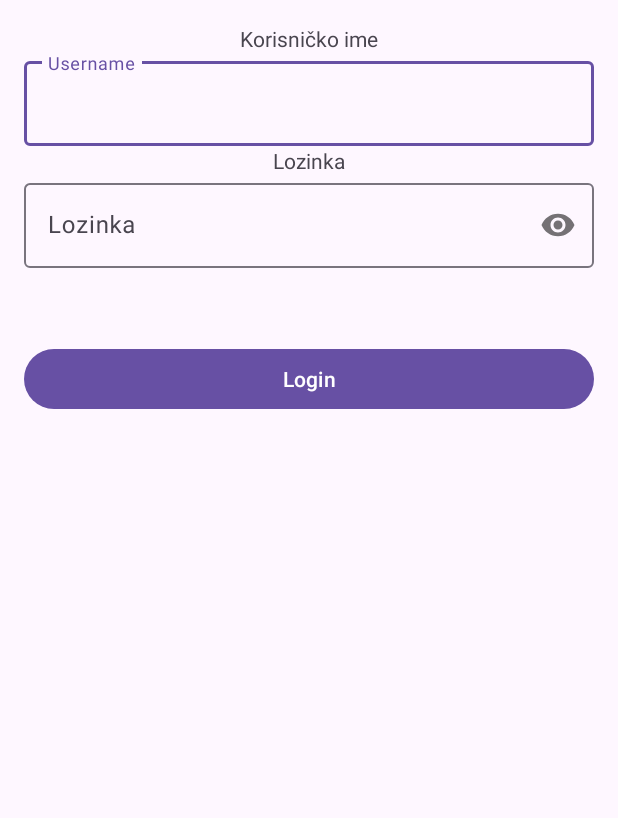
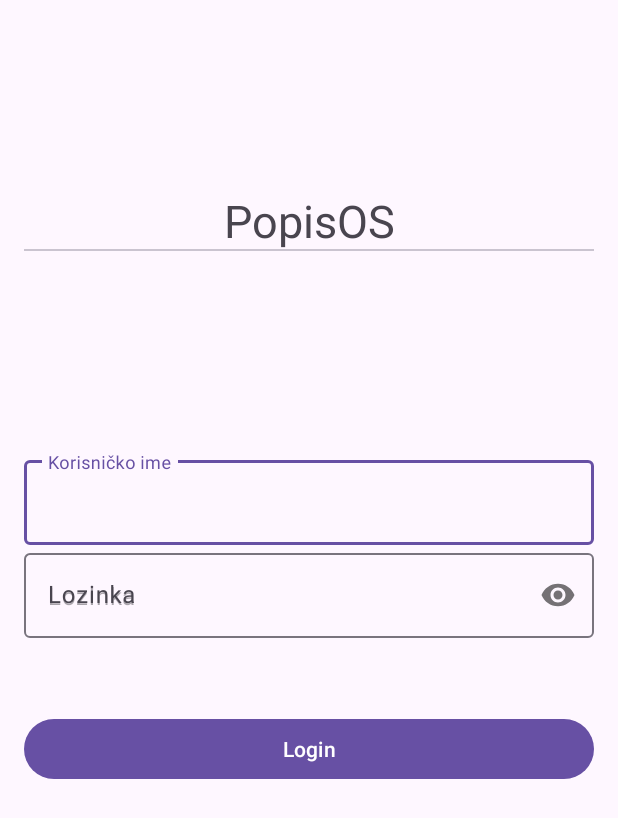
Before and after one commit to dusan-mihajlovic-2022206755/RMA-projekat---Aplikacija-za-popis-osnovnih-sredstava, an Android app: the screen it shows after launch (LoginActivity), on a phone screen of 412 x 824 dp. Shown: the top 818 px of the screen. Run offline under Robolectric (Android 15) with nearby library versions, the phone set to English and light mode, and no system bars.

Commit message:
razrađeno skeniranje, neke stvari ulepšane

```diff
--- a/app/build.gradle.kts
+++ b/app/build.gradle.kts
@@ -9,7 +9,7 @@ android {
 
     defaultConfig {
         applicationId = "com.example.popisosnovnihsredstava"
-        minSdk = 24
+        minSdk = 26
         targetSdk = 34
         versionCode = 1
         versionName = "1.0"
--- a/app/src/main/java/com/example/popisosnovnihsredstava/LoginActivity.kt
+++ b/app/src/main/java/com/example/popisosnovnihsredstava/LoginActivity.kt
@@ -1,6 +1,5 @@
 package com.example.popisosnovnihsredstava
 
-import android.content.Context
 import android.content.Intent
 import android.os.Bundle
 import android.widget.Button
@@ -16,8 +15,9 @@ class LoginActivity : AppCompatActivity() {
 //        deleteDatabase("Sifarnik.db");
 //        val sifarnik = SQLiteSifarnikHelper(this)
 //        sifarnik.popuniTestnimPodacima()
+//       deleteDatabase("bazaPopis.db");
 //        val popisBaza = SQLitePopisHelper(this)
-//        popisBaza.unesiTestnePopise()
+//popisBaza.unesiTestnePopise()
 
         super.onCreate(savedInstanceState)
         setContentView(R.layout.activity_login)
--- a/app/src/main/java/com/example/popisosnovnihsredstava/RacunopolagacFragment.kt
+++ b/app/src/main/java/com/example/popisosnovnihsredstava/RacunopolagacFragment.kt
@@ -48,7 +48,7 @@ class RacunopolagacFragment : Fragment() {
                                 putString("racunopolagac_naziv", racunopolagacNaziv)
                                 putInt("id_racunopolagac", racunopolagacID)
                             }
-                            findNavController().navigate(R.id.action_to_skeniranje_stavki, bundle)
+                            findNavController().navigate(R.id.fragment_to_skeniranje_stavki, bundle)
                         }
                         else{
                             Toast.makeText(requireContext(), "Nije pronađen nijedan artikal za ovaj unos!", Toast.LENGTH_SHORT).show()
--- a/app/src/main/java/com/example/popisosnovnihsredstava/UnosLokacijeFragment.kt
+++ b/app/src/main/java/com/example/popisosnovnihsredstava/UnosLokacijeFragment.kt
@@ -41,7 +41,7 @@ class UnosLokacijeFragment : Fragment() {
                                 putString("lokacija_naziv", lokacijaNaziv)
                                 putInt("id_lokacija", lokacijaID)
                             }
-                            findNavController().navigate(R.id.action_to_racunopolagac, bundle)
+                            findNavController().navigate(R.id.fragment_racunopolagac, bundle)
                         }
                         else{
                             Toast.makeText(requireContext(), "Nije pronađen nijedan artikal za ovaj unos!", Toast.LENGTH_SHORT).show()
--- a/app/src/main/java/com/example/popisosnovnihsredstava/entities/PopisStavka.kt
+++ b/app/src/main/java/com/example/popisosnovnihsredstava/entities/PopisStavka.kt
@@ -1,6 +1,5 @@
 package com.example.popisosnovnihsredstava.entities
 
-import java.time.LocalDate
 import java.time.LocalDateTime
 
 data class PopisStavka(
--- a/app/src/main/res/layout/activity_login.xml
+++ b/app/src/main/res/layout/activity_login.xml
@@ -18,25 +18,42 @@
     <androidx.constraintlayout.widget.ConstraintLayout
         android:layout_width="match_parent"
         android:layout_height="match_parent"
-        android:padding="16dp">
+        android:padding="16dp"
+        >
 
         <com.google.android.material.textview.MaterialTextView
-            android:id="@+id/textview_username"
             android:layout_width="wrap_content"
             android:layout_height="wrap_content"
-            android:text="Korisničko ime"
+            android:text="PopisOS"
+            android:textSize="30sp"
+            app:layout_constraintBottom_toBottomOf="@+id/materialDivider"
+            app:layout_constraintEnd_toEndOf="parent"
+            app:layout_constraintStart_toStartOf="parent" />
+
+        <com.google.android.material.divider.MaterialDivider
+            android:id="@+id/materialDivider"
+            android:layout_width="match_parent"
+            android:layout_height="wrap_content"
+            android:layout_marginTop="16dp"
+            app:layout_constraintBottom_toTopOf="@+id/linearLayout"
             app:layout_constraintTop_toTopOf="parent"
+            tools:layout_editor_absoluteX="16dp" />
+
+        <LinearLayout
+            android:id="@+id/linearLayout"
+            android:layout_width="match_parent"
+            android:layout_height="wrap_content"
+            android:orientation="vertical"
+            app:layout_constraintBottom_toBottomOf="parent"
+            app:layout_constraintEnd_toEndOf="parent"
             app:layout_constraintStart_toStartOf="parent"
-            app:layout_constraintEnd_toEndOf="parent" />
+            app:layout_constraintTop_toTopOf="parent">
 
             <com.google.android.material.textfield.TextInputLayout
                 android:id="@+id/textInputLayout_username"
-            android:layout_width="0dp"
+                android:layout_width="match_parent"
                 android:layout_height="wrap_content"
-            android:hint="Username"
-            app:layout_constraintTop_toBottomOf="@id/textview_username"
-            app:layout_constraintStart_toStartOf="parent"
-            app:layout_constraintEnd_toEndOf="parent">
+                android:hint="Korisničko ime">
 
                 <com.google.android.material.textfield.TextInputEditText
                     android:id="@+id/edittext_username"
@@ -46,43 +63,29 @@
 
             </com.google.android.material.textfield.TextInputLayout>
 
-        <com.google.android.material.textview.MaterialTextView
-            android:id="@+id/textview_password"
-            android:layout_width="wrap_content"
-            android:layout_height="wrap_content"
-            android:text="Lozinka"
-            app:layout_constraintTop_toBottomOf="@id/textInputLayout_username"
-            app:layout_constraintStart_toStartOf="parent"
-            app:layout_constraintEnd_toEndOf="parent" />
-
             <com.google.android.material.textfield.TextInputLayout
                 android:id="@+id/textInputLayout_password"
-            android:layout_width="0dp"
+                android:layout_width="match_parent"
                 android:layout_height="wrap_content"
                 android:hint="Lozinka"
-            app:passwordToggleEnabled="true"
-            app:layout_constraintTop_toBottomOf="@id/textview_password"
-            app:layout_constraintStart_toStartOf="parent"
-            app:layout_constraintEnd_toEndOf="parent">
+                app:passwordToggleEnabled="true">
 
                 <com.google.android.material.textfield.TextInputEditText
                     android:id="@+id/edittext_password"
                     android:layout_width="match_parent"
                     android:layout_height="wrap_content"
+                    android:hint="Lozinka"
                     android:inputType="textPassword" />
 
             </com.google.android.material.textfield.TextInputLayout>
 
             <com.google.android.material.button.MaterialButton
                 android:id="@+id/button_login"
-            android:layout_width="0dp"
+                android:layout_width="match_parent"
                 android:layout_height="wrap_content"
-            android:text="Login"
-            app:layout_constraintTop_toBottomOf="@id/textInputLayout_password"
-            app:layout_constraintStart_toStartOf="parent"
-            app:layout_constraintEnd_toEndOf="parent"
-            android:layout_marginTop="50dp"/>
-
+                android:layout_marginTop="50dp"
+                android:text="Login" />
+        </LinearLayout>
     </androidx.constraintlayout.widget.ConstraintLayout>
 
 </androidx.coordinatorlayout.widget.CoordinatorLayout>
--- a/app/src/main/res/layout/row_popis_stavka.xml
+++ b/app/src/main/res/layout/row_popis_stavka.xml
@@ -1,11 +1,13 @@
 <LinearLayout xmlns:android="http://schemas.android.com/apk/res/android"
     android:layout_width="match_parent"
     android:layout_height="wrap_content"
+    android:layout_marginVertical="5dp"
+    android:background="@color/material_dynamic_tertiary90"
     android:orientation="vertical"
     android:padding="16dp">
 
     <TextView
-        android:id="@+id/id_artikal"
+        android:id="@+id/artikal_naziv"
         android:layout_width="wrap_content"
         android:layout_height="wrap_content"
         android:text="Artikal ID" />
--- a/app/src/main/res/navigation/nav_graph.xml
+++ b/app/src/main/res/navigation/nav_graph.xml
@@ -1,4 +1,3 @@
-<?xml version="1.0" encoding="utf-8"?>
 <navigation xmlns:android="http://schemas.android.com/apk/res/android"
     xmlns:app="http://schemas.android.com/apk/res-auto"
     xmlns:tools="http://schemas.android.com/tools"
@@ -12,7 +11,7 @@
         tools:layout="@layout/fragment_unoslokacije">
         <action
             android:id="@+id/action_to_racunopolagac"
-            app:destination="@+id/fragment_racunopolagac" />
+            app:destination="@id/fragment_racunopolagac" />
     </fragment>
 
     <fragment
@@ -22,7 +21,7 @@
         tools:layout="@layout/fragment_racunopolagac">
         <action
             android:id="@+id/action_to_skeniranje_stavki"
-            app:destination="@+id/fragment_to_skeniranje_stavki" />
+            app:destination="@id/fragment_to_skeniranje_stavki" />
     </fragment>
 
     <fragment
--- a/app/src/main/res/values-night/themes.xml
+++ b/app/src/main/res/values-night/themes.xml
@@ -1,4 +1,4 @@
-<resources xmlns:tools="http://schemas.android.com/tools">
+<resources>
     <!-- Base application theme. -->
     <style name="Base.Theme.MyApplication" parent="Theme.Material3.DayNight.NoActionBar">
         <!-- Customize your dark theme here. -->
--- a/app/src/main/res/values-v23/themes.xml
+++ b/app/src/main/res/values-v23/themes.xml
@@ -1,4 +1,4 @@
-<resources xmlns:tools="http://schemas.android.com/tools">
+<resources>
 
     <style name="Theme.MyApplication" parent="Base.Theme.MyApplication">
         <!-- Transparent system bars for edge-to-edge. -->
--- a/app/src/main/res/values/themes.xml
+++ b/app/src/main/res/values/themes.xml
@@ -1,4 +1,4 @@
-<resources xmlns:tools="http://schemas.android.com/tools">
+<resources>
 
     <style name="Base.Theme.MyApplication" parent="Theme.Material3.DayNight.NoActionBar"></style>
 
```
Also changed, not shown: app/src/main/java/adapters/PopisStavkaAdapter.kt (+10 -5 lines), app/src/main/java/com/example/popisosnovnihsredstava/MainActivity.kt (+42 -9 lines), app/src/main/java/com/example/popisosnovnihsredstava/SQLitePopisHelper.kt (+47 -7 lines), app/src/main/java/com/example/popisosnovnihsredstava/SQLiteSifarnikHelper.kt (+43 -24 lines), app/src/main/java/com/example/popisosnovnihsredstava/SkeniranjeActivity.kt (+2 -5 lines), app/src/main/java/com/example/popisosnovnihsredstava/SkeniranjeStavkiFragment.kt (+20 -11 lines), 2 other files. Lines whose indentation alone changed are shown as unchanged.
